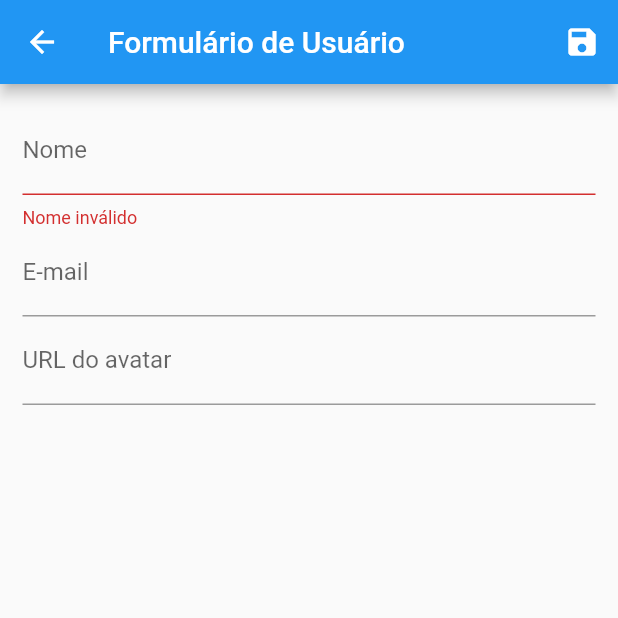
After one commit to diogofcosilva/flutter_crud, a Flutter app: the UserForm screen opened by its route, after a tap on the "save" icon, on a phone screen of 412 x 824 dp, the top half of it. The commit adds this screen. Run offline on Flutter 3.47's test engine with Material 2 defaults, Android fonts, the phone set to English and light mode, and no system bars; network calls fail.

Commit message:
implementado create, alter e delete

```diff
--- /dev/null
+++ b/lib/routes/app_routes.dart
@@ -0,0 +1,4 @@
+class AppRoutes {
+  static const HOME = '/';
+  static const USER_FORM = '/user-form';
+}
--- /dev/null
+++ b/lib/views/user_form.dart
@@ -0,0 +1,96 @@
+import 'package:flutter/material.dart';
+import 'package:flutter_crud/models/user.dart';
+import 'package:flutter_crud/provider/users.dart';
+import 'package:provider/provider.dart';
+
+class UserForm extends StatefulWidget {
+  @override
+  _UserFormState createState() => _UserFormState();
+}
+
+class _UserFormState extends State<UserForm> {
+  final _form = GlobalKey<FormState>();
+
+  final Map<String, String> _formData = {};
+
+  void _loadFormData(User user) {
+    if (user != null) {
+      _formData['id'] = user.id;
+      _formData['name'] = user.name;
+      _formData['email'] = user.email;
+      _formData['avatarUrl'] = user.avatarUrl;
+    }
+  }
+
+  @override
+  void didChangeDependencies() {
+    super.didChangeDependencies();
+
+     // final user = ModalRoute.of(context).settings.arguments as User;
+    final User user = ModalRoute.of(context).settings.arguments;
+
+    _loadFormData(user);
+  }
+
+  @override
+  Widget build(BuildContext context) {
+    return Scaffold(
+      appBar: AppBar(title: Text('Formulário de Usuário'), actions: <Widget>[
+        IconButton(
+          icon: Icon(Icons.save),
+          onPressed: () {
+            final isValid = _form.currentState.validate();
+
+            if (isValid) {
+              _form.currentState.save();
+
+              Provider.of<Users>(context, listen: false).put(
+                User(
+                  id: _formData['id'],
+                  name: _formData['name'],
+                  email: _formData['email'],
+                  avatarUrl: _formData['avatarUrl'],
+                ),
+              );
+
+              Navigator.of(context).pop();
+            }
+          },
+        )
+      ]),
+      body: Padding(
+        padding: EdgeInsets.all(15),
+        child: Form(
+            key: _form,
+            child: Column(children: <Widget>[
+              TextFormField(
+                initialValue: _formData['name'],
+                decoration: InputDecoration(labelText: 'Nome'),
+                validator: (value) {
+                  if (value == null || value.trim().isEmpty) {
+                    return 'Nome inválido';
+                  }
+
+                  if (value.trim().length < 3) {
+                    return 'No mínimo 3 letras';
+                  }
+
+                  return null;
+                },
+                onSaved: (value) => _formData['name'] = value,
+              ),
+              TextFormField(
+                initialValue: _formData['email'],
+                decoration: InputDecoration(labelText: 'E-mail'),
+                onSaved: (value) => _formData['email'] = value,
+              ),
+              TextFormField(
+                initialValue: _formData['avatarUrl'],
+                decoration: InputDecoration(labelText: 'URL do avatar'),
+                onSaved: (value) => _formData['avatarUrl'] = value,
+              ),
+            ])),
+      ),
+    );
+  }
+}
```
Also changed, not shown: lib/components/user_tile.dart (+36 -2 lines), lib/main.dart (+6 -1 lines), lib/views/user_list.dart (+11 -0 lines).
